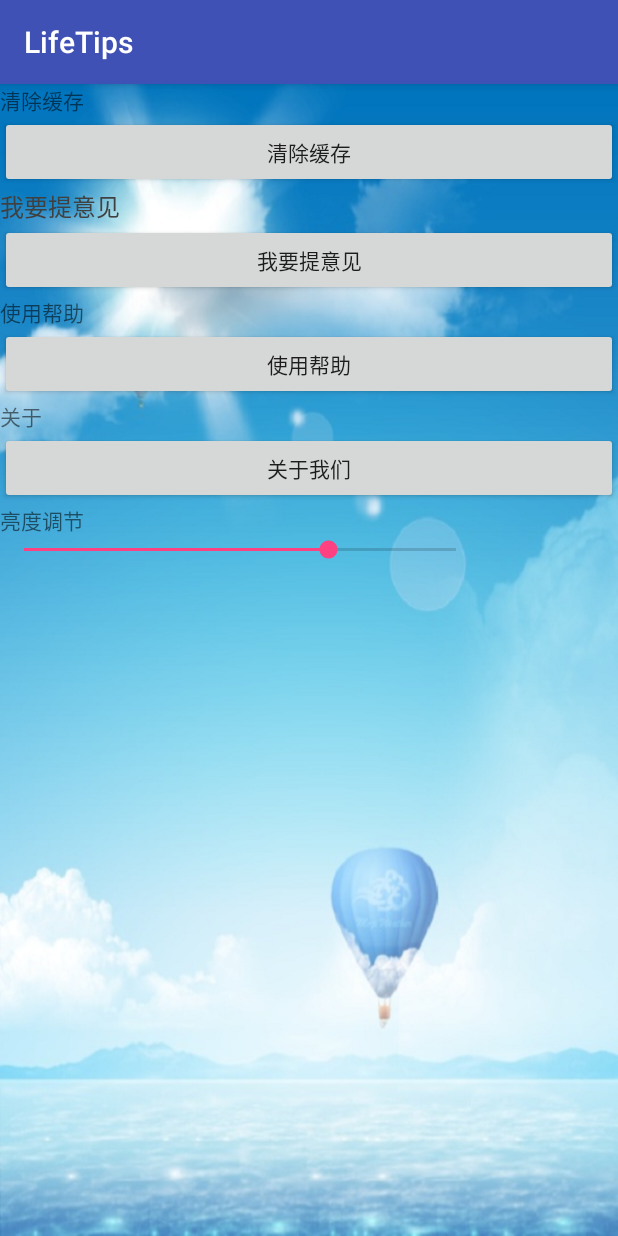
After one commit to selfconzrr/LifeTips, an Android app: the SetActivity screen opened directly, with no data from a screen before it, on a phone screen of 412 x 824 dp. The commit adds this screen. Run offline under Robolectric (Android 15) with nearby library versions, the phone set to English and light mode, and no system bars; our stand-ins replace ButterKnife.

Commit message:
增加设置界面及相应功能，清缓存，调亮度等

```diff
--- a/app/src/main/java/com/example/zhangruirui/lifetips/MainActivity.java
+++ b/app/src/main/java/com/example/zhangruirui/lifetips/MainActivity.java
@@ -50,6 +50,12 @@ public class MainActivity extends AppCompatActivity {
     startActivity(intent);
   }
 
+  @OnClick(R.id.set)
+  public void onClickSet() {
+    final Intent intent = new Intent(MainActivity.this, SetActivity.class);
+    startActivity(intent);
+  }
+
   private void doExit() {
     new AlertDialog.Builder(MainActivity.this)
         .setTitle("Quit")
--- /dev/null
+++ b/app/src/main/res/layout/activity_set.xml
@@ -0,0 +1,81 @@
+<?xml version="1.0" encoding="utf-8"?>
+<LinearLayout xmlns:android="http://schemas.android.com/apk/res/android"
+  android:layout_width="match_parent"
+  android:layout_height="match_parent"
+  xmlns:tools="http://schemas.android.com/tools"
+  android:background="@drawable/background"
+  android:orientation="vertical">
+
+  <TextView
+    android:layout_width="wrap_content"
+    android:layout_height="wrap_content"
+    android:text="@string/clear_cache" />
+
+  <Button
+    android:id="@+id/clear_cache"
+    android:layout_width="match_parent"
+    android:layout_height="wrap_content"
+    android:text="@string/clear_cache" />
+
+  <TextView
+    android:layout_width="wrap_content"
+    android:layout_height="wrap_content"
+    android:text="@string/advice"
+    android:textColor="#ff404040"
+    android:textSize="16.0sp" />
+
+  <Button
+    android:id="@+id/advice"
+    android:layout_width="match_parent"
+    android:layout_height="wrap_content"
+    android:text="@string/advice" />
+
+  <TextView
+    android:layout_width="wrap_content"
+    android:layout_height="wrap_content"
+    android:text="@string/help" />
+
+  <Button
+    android:id="@+id/help"
+    android:layout_width="match_parent"
+    android:layout_height="wrap_content"
+    android:text="@string/help" />
+
+  <TextView
+    android:layout_width="wrap_content"
+    android:layout_height="wrap_content"
+    android:text="@string/about" />
+
+  <Button
+    android:id="@+id/about"
+    android:layout_width="match_parent"
+    android:layout_height="wrap_content"
+    android:text="@string/about_us" />
+
+  <TextView
+    android:layout_width="wrap_content"
+    android:layout_height="wrap_content"
+    android:text="@string/light_adjust" />
+
+  <LinearLayout
+    android:layout_width="match_parent"
+    android:layout_height="match_parent"
+    android:orientation="horizontal">
+
+    <SeekBar
+      android:id="@+id/light"
+      android:layout_width="320dp"
+      android:layout_height="wrap_content"
+      android:max="255"
+      android:progress="180" />
+
+    <TextView
+      android:id="@+id/show_value"
+      android:layout_width="wrap_content"
+      android:layout_height="wrap_content"
+      android:textStyle="bold"
+      tools:text="100" />
+
+  </LinearLayout>
+
+</LinearLayout>
--- a/app/src/main/res/values/strings.xml
+++ b/app/src/main/res/values/strings.xml
@@ -29,4 +29,18 @@
   <string name="send">Send</string>
   <string name="sms">收发短信</string>
 
+  <!-- 设置-->
+  <string name="about">关于</string>
+  <string name="about_us">关于我们</string>
+  <string name="advice">我要提意见</string>
+  <string name="clear_cache">清除缓存</string>
+  <string name="help">使用帮助</string>
+  <string name="light_adjust">亮度调节</string>
+  <string name="set">设置</string>
+
+  <!-- memo——MyDialog -->
+  <string name="dialog_memo_title">添加提醒事项</string>
+  <string name="dialog_memo_ok">确定</string>
+  <string name="dialog_memo_cancle">取消</string>
+
 </resources>
```
Also changed, not shown: app/src/main/AndroidManifest.xml (+4 -3 lines), app/src/main/java/com/example/zhangruirui/lifetips/SetActivity.java (added, +152 -0 lines), app/src/main/res/layout/activity_main.xml (+9 -0 lines).
